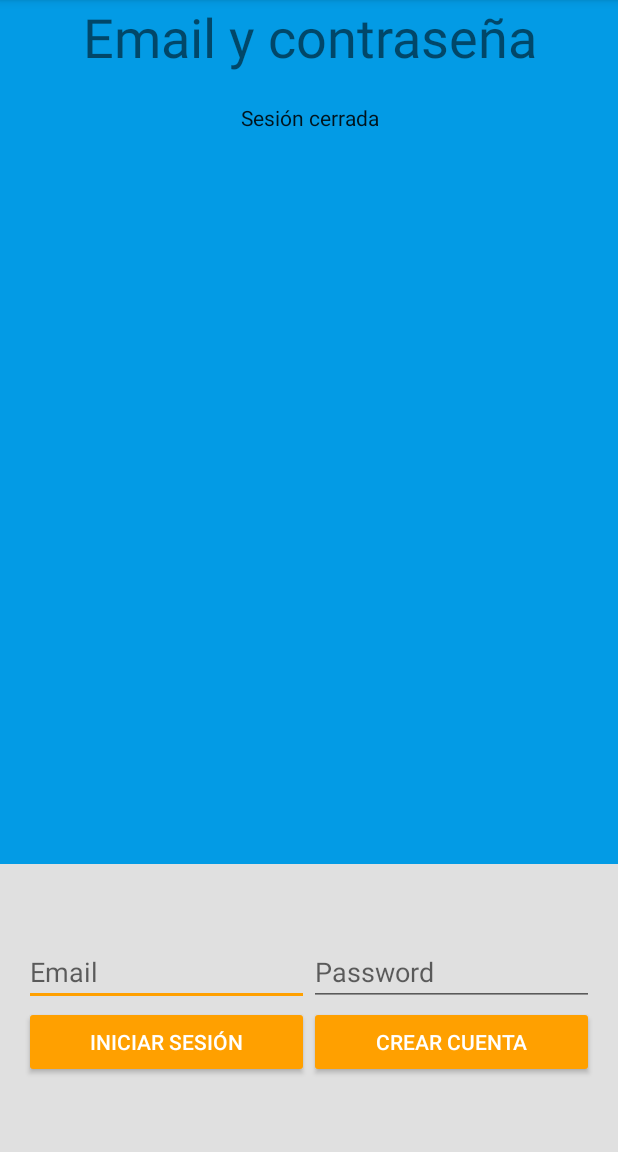
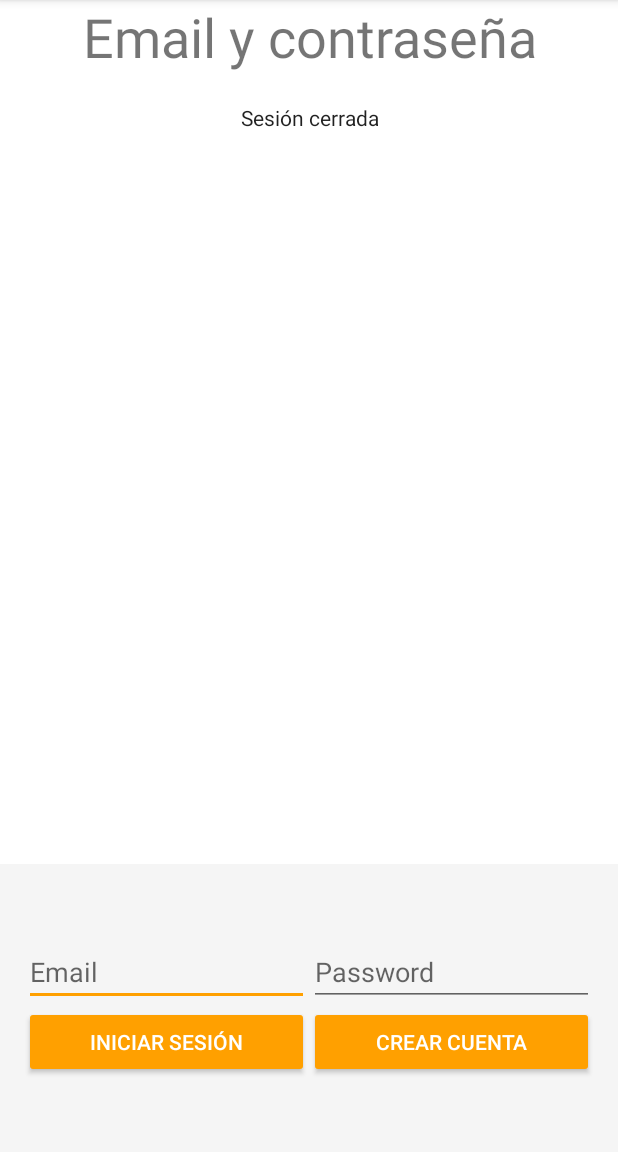
Before and after one commit to nahuel-cci/1erParcial, an Android app: the screen it shows after launch (LogInActivity), on a phone screen of 412 x 824 dp, the part 84-1236 px from its top. Run offline under Robolectric (Android 15) with nearby library versions, the phone set to English and light mode, and no system bars; our stand-ins replace Firebase (no records; nobody signed in at launch, a user with empty details on screens opened directly).

Commit message:
semi funcional

```diff
--- a/Share/app/src/main/java/com/example/nahuel/share/TaskHolder.java
+++ b/Share/app/src/main/java/com/example/nahuel/share/TaskHolder.java
@@ -126,8 +126,7 @@ public class TaskHolder extends RecyclerView.ViewHolder {
 
         @Override
         protected void onCancelled() {
-//            Toast.makeText(TaskHolder.this, "Tarea cancelada!",
-//                    Toast.LENGTH_SHORT).show();
+            Toast.makeText(itemView.getContext(), "Tarea cancelada!", Toast.LENGTH_SHORT).show();
         }
 
 
--- a/Share/app/src/main/res/layout/activity_log_in.xml
+++ b/Share/app/src/main/res/layout/activity_log_in.xml
@@ -4,7 +4,7 @@ xmlns:tools="http://schemas.android.com/tools"
     android:id="@+id/main_layout"
     android:layout_width="match_parent"
     android:layout_height="match_parent"
-android:background="@color/colorPrimary"
+    android:background="@android:color/white"
     android:orientation="vertical"
     android:weightSum="4">
 
@@ -48,7 +48,7 @@ android:weightSum="4">
         android:layout_width="fill_parent"
         android:layout_height="0dp"
         android:layout_weight="1"
-    android:background="@color/grey_300"
+        android:background="@color/grey_100"
         android:gravity="center_vertical">
 
         <LinearLayout
```
Also changed, not shown: Share/app/src/main/java/com/example/nahuel/share/LogInActivity.java (+0 -36 lines). Lines whose indentation alone changed are shown as unchanged.
